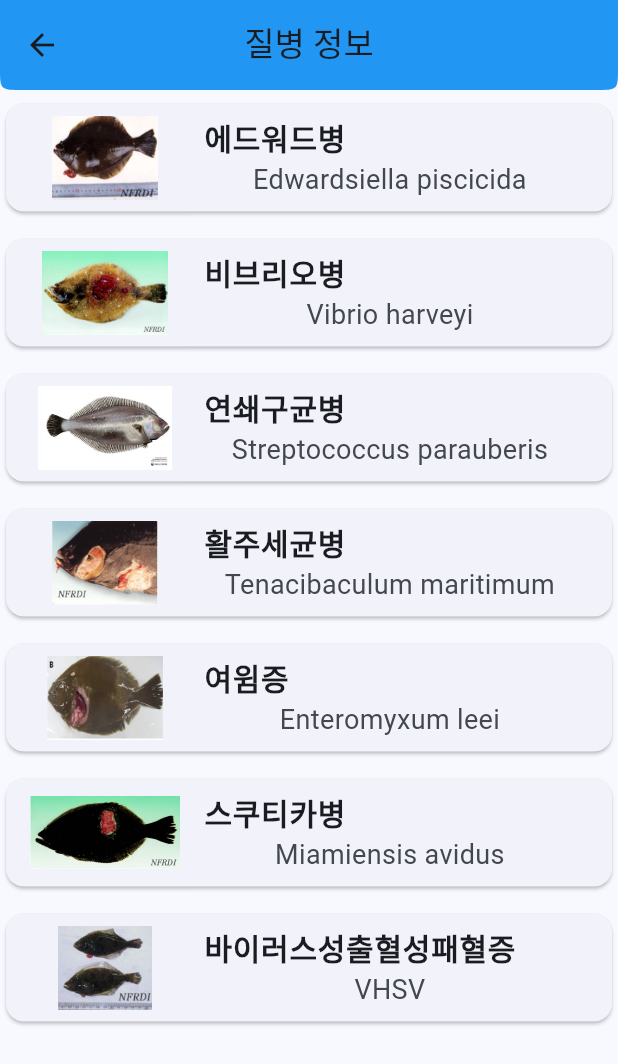
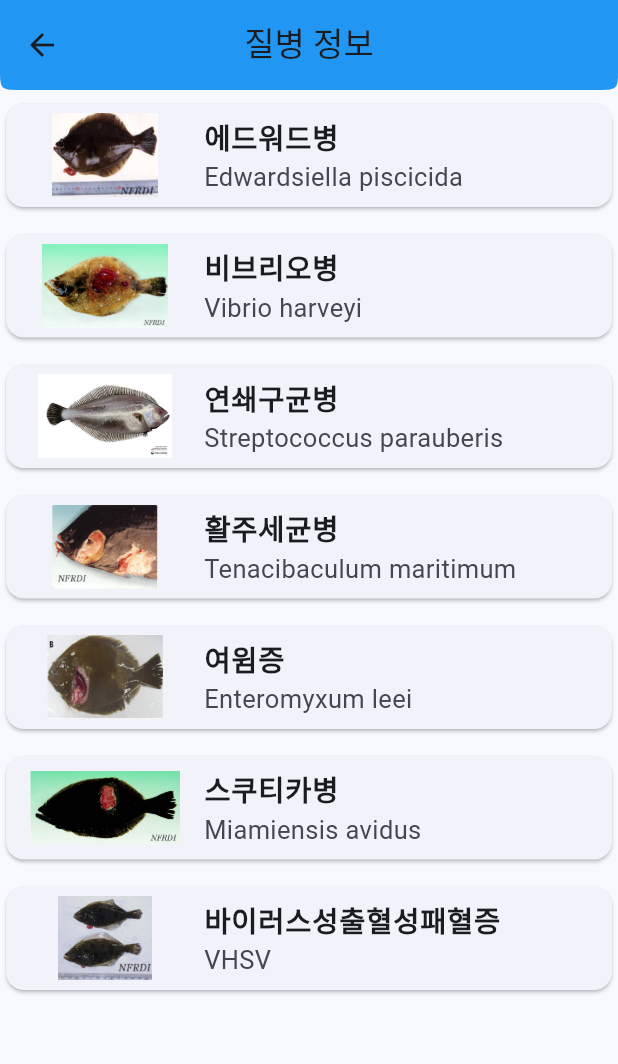
Before and after one commit to IDKOS1/disease_detection_flutter, a Flutter app: the DiseasePage screen opened directly, on a phone screen of 412 x 824 dp. Shown: the top 1064 px of the screen. Run offline on Flutter 3.47's test engine with Material 2 defaults, Android fonts, the phone set to English and light mode, and no system bars; our stand-ins replace fl_chart, flutter_holo_date_picker, fluttertoast, gallery_saver, get, get_storage and 2 more; missing offline and left inert: simple_animation_progress_bar; accounts and stored records are empty.

Commit message:
v1.0.2 해상도 관련 버그 수정

```diff
--- a/lib/screen/camera/camera_page.dart
+++ b/lib/screen/camera/camera_page.dart
@@ -129,8 +129,8 @@ class _CameraPageState extends State<CameraPage> {
     return Column(
       children: [
         Container(
-          height: size.width/3,
-          width: size.width/3,
+          height: size.width/3.2,
+          width: size.width/3.2,
           child: InkWell(
             onTap: () {
               showDialog(
--- a/lib/screen/disease/disease_guide.dart
+++ b/lib/screen/disease/disease_guide.dart
@@ -70,6 +70,7 @@ class DiseaseGuide extends StatelessWidget {
                                   textAlign: TextAlign.center,
                                 ),
                                 Text(enName,
+                                    textAlign: TextAlign.center,
                                     style: const TextStyle(
                                         fontSize: 16,
                                     ))
--- a/lib/screen/disease/disease_list.dart
+++ b/lib/screen/disease/disease_list.dart
@@ -131,13 +131,12 @@ class _DiseasePageState extends State<DiseasePage> {
           title: Text(krName,
             style: const TextStyle(
                 fontWeight: FontWeight.bold,
-                fontSize: 20
+                fontSize: 19
             ),
           ),
           subtitle: Text(enName,
-            textAlign: TextAlign.center,
             style: const TextStyle(
-                fontSize: 18,
+                fontSize: 17,
             ),),
         ),
       ),
```
